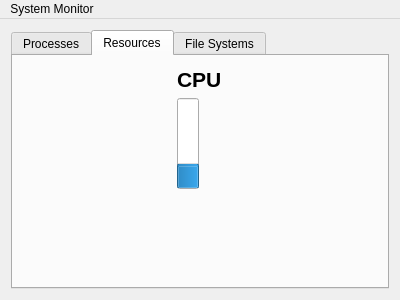
This is mainwindow.ui in VioletDarkKitty/system-monitor as Qt 5 draws it before an edit. The edited form follows.
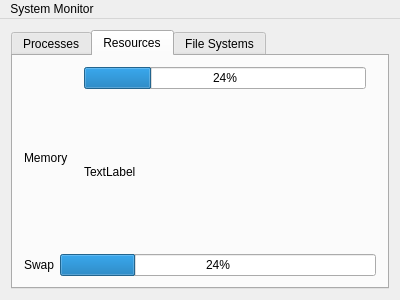
This is the edited form. The open tabs and pages were chosen to show the change.

Commit message: Move thread code to new class. Add memory reporting in resources tab

```diff
--- a/mainwindow.ui
+++ b/mainwindow.ui
@@ -21,7 +21,7 @@
   </property>
   <widget class="QWidget" name="centralWidget">
    <layout class="QGridLayout" name="gridLayout_3">
-    <item row="0" column="0">
+    <item row="0" column="1">
      <widget class="QTabWidget" name="tabWidgetMain">
       <property name="enabled">
        <bool>true</bool>
@@ -81,44 +81,79 @@
         <string>Resources</string>
        </attribute>
        <layout class="QGridLayout" name="gridLayout_2">
-        <item row="0" column="0">
-         <layout class="QVBoxLayout" name="verticalLayout">
+        <item row="3" column="0">
+         <layout class="QHBoxLayout" name="horizontalLayout_2">
           <item>
-           <widget class="QLabel" name="label">
-            <property name="font">
-             <font>
-              <pointsize>16</pointsize>
-              <weight>75</weight>
-              <bold>true</bold>
-             </font>
-            </property>
+           <widget class="QLabel" name="label_2">
             <property name="text">
-             <string>CPU</string>
+             <string>Swap</string>
             </property>
            </widget>
           </item>
           <item>
-           <widget class="QProgressBar" name="progressBar">
+           <widget class="QProgressBar" name="swapBar">
             <property name="value">
              <number>24</number>
             </property>
+           </widget>
+          </item>
+         </layout>
+        </item>
+        <item row="0" column="0">
+         <layout class="QHBoxLayout" name="horizontalLayout">
+          <item>
+           <widget class="QLabel" name="label_3">
+            <property name="text">
+             <string>Memory</string>
+            </property>
+           </widget>
+          </item>
+          <item>
+           <spacer name="horizontalSpacer">
             <property name="orientation">
-             <enum>Qt::Vertical</enum>
+             <enum>Qt::Horizontal</enum>
             </property>
-            <property name="invertedAppearance">
-             <bool>false</bool>
+            <property name="sizeType">
+             <enum>QSizePolicy::Fixed</enum>
             </property>
-           </widget>
+            <property name="sizeHint" stdset="0">
+             <size>
+              <width>10</width>
+              <height>20</height>
+             </size>
+            </property>
+           </spacer>
           </item>
           <item>
-           <spacer name="verticalSpacer_2">
+           <layout class="QVBoxLayout" name="verticalLayout">
+            <item>
+             <widget class="QProgressBar" name="memoryBar">
+              <property name="value">
+               <number>24</number>
+              </property>
+             </widget>
+            </item>
+            <item>
+             <widget class="QLabel" name="memoryLabel">
+              <property name="text">
+               <string>TextLabel</string>
+              </property>
+             </widget>
+            </item>
+           </layout>
+          </item>
+          <item>
+           <spacer name="horizontalSpacer_3">
             <property name="orientation">
-             <enum>Qt::Vertical</enum>
+             <enum>Qt::Horizontal</enum>
             </property>
+            <property name="sizeType">
+             <enum>QSizePolicy::Fixed</enum>
+            </property>
             <property name="sizeHint" stdset="0">
              <size>
-              <width>20</width>
-              <height>40</height>
+              <width>10</width>
+              <height>20</height>
              </size>
             </property>
            </spacer>
```
Left out of the diff: 2 changed lines with no effect on the pictures. The commit also changes 9 other files.
